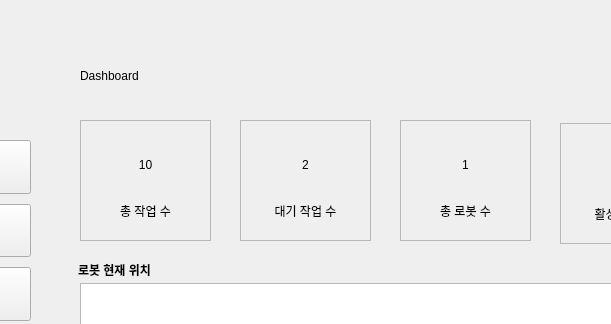
First picture: the form in ros2_ws/src/roomie_agui/roomie_agui/admin_gui.ui, repository TheMomentLab/Roomie, before the edit; both pictures show x 180 to 791 and y 0 to 324 of the 920 by 660 pixel window.
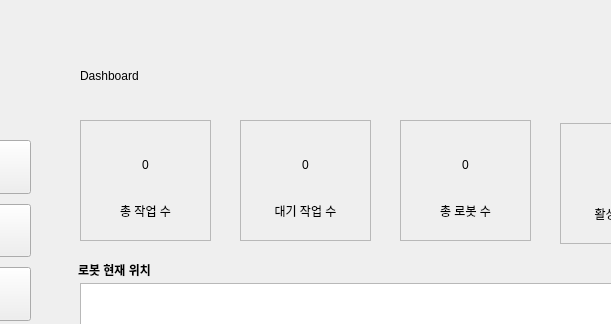
Second picture: the form after the edit.

The edit to the form file:
```diff
--- a/ros2_ws/src/roomie_agui/roomie_agui/admin_gui.ui
+++ b/ros2_ws/src/roomie_agui/roomie_agui/admin_gui.ui
@@ -65,7 +65,7 @@
         </rect>
        </property>
        <property name="text">
-        <string>2</string>
+        <string>0</string>
        </property>
        <property name="alignment">
         <set>Qt::AlignCenter</set>
@@ -123,7 +123,7 @@
         </rect>
        </property>
        <property name="text">
-        <string>1</string>
+        <string>0</string>
        </property>
        <property name="alignment">
         <set>Qt::AlignCenter</set>
@@ -219,7 +219,7 @@
         </rect>
        </property>
        <property name="text">
-        <string>10</string>
+        <string>0</string>
        </property>
        <property name="alignment">
         <set>Qt::AlignCenter</set>
```
